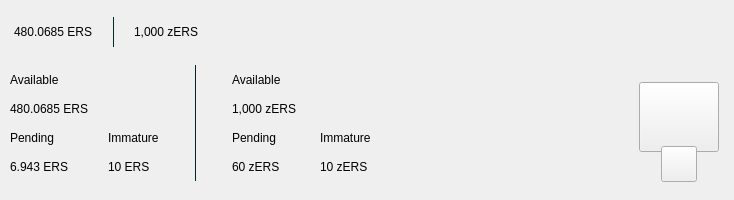
First picture: the form in src/qt/eros/forms/topbar.ui, repository ErosCore/ErosCore, before the edit.
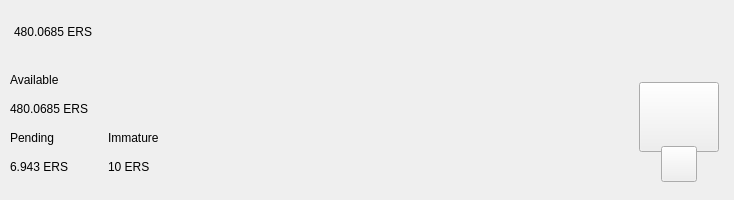
Second picture: the form after the edit. Custom widgets are drawn as their Qt base class.

Patch:
```diff
--- a/src/qt/eros/forms/topbar.ui
+++ b/src/qt/eros/forms/topbar.ui
@@ -123,75 +123,6 @@
               </property>
              </widget>
             </item>
-            <item>
-             <spacer name="horizontalSpacer_11">
-              <property name="orientation">
-               <enum>Qt::Horizontal</enum>
-              </property>
-              <property name="sizeType">
-               <enum>QSizePolicy::Fixed</enum>
-              </property>
-              <property name="sizeHint" stdset="0">
-               <size>
-                <width>20</width>
-                <height>20</height>
-               </size>
-              </property>
-             </spacer>
-            </item>
-            <item alignment="Qt::AlignVCenter">
-             <widget class="QLabel" name="typeSpacerTop">
-              <property name="minimumSize">
-               <size>
-                <width>1</width>
-                <height>30</height>
-               </size>
-              </property>
-              <property name="maximumSize">
-               <size>
-                <width>1</width>
-                <height>30</height>
-               </size>
-              </property>
-              <property name="styleSheet">
-               <string notr="true">background-color:#022828;
-padding:0px;
-border:none;</string>
-              </property>
-              <property name="text">
-               <string/>
-              </property>
-             </widget>
-            </item>
-            <item>
-             <spacer name="horizontalSpacer_12">
-              <property name="orientation">
-               <enum>Qt::Horizontal</enum>
-              </property>
-              <property name="sizeType">
-               <enum>QSizePolicy::Fixed</enum>
-              </property>
-              <property name="sizeHint" stdset="0">
-               <size>
-                <width>20</width>
-                <height>20</height>
-               </size>
-              </property>
-             </spacer>
-            </item>
-            <item alignment="Qt::AlignTop">
-             <widget class="QLabel" name="labelAmountTopzErs">
-              <property name="minimumSize">
-               <size>
-                <width>0</width>
-                <height>36</height>
-               </size>
-              </property>
-              <property name="text">
-               <string notr="true">1,000 zERS</string>
-              </property>
-             </widget>
-            </item>
            </layout>
           </widget>
          </item>
@@ -465,128 +396,6 @@
              </item>
             </layout>
            </item>
-           <item>
-            <widget class="QLabel" name="typeSpacerExpanded">
-             <property name="minimumSize">
-              <size>
-               <width>1</width>
-               <height>100</height>
-              </size>
-             </property>
-             <property name="maximumSize">
-              <size>
-               <width>1</width>
-               <height>16777215</height>
-              </size>
-             </property>
-             <property name="styleSheet">
-              <string notr="true">background-color:#022828;
-padding:0px;
-border:none;</string>
-             </property>
-             <property name="text">
-              <string/>
-             </property>
-            </widget>
-           </item>
-           <item>
-            <widget class="QWidget" name="zerocoinBalances" native="true">
-             <layout class="QVBoxLayout" name="verticalLayout_8">
-              <property name="spacing">
-               <number>0</number>
-              </property>
-              <property name="leftMargin">
-               <number>30</number>
-              </property>
-              <property name="topMargin">
-               <number>0</number>
-              </property>
-              <property name="rightMargin">
-               <number>0</number>
-              </property>
-              <property name="bottomMargin">
-               <number>0</number>
-              </property>
-              <item>
-               <layout class="QVBoxLayout" name="verticalLayout">
-                <item>
-                 <widget class="QLabel" name="labelTitleAvailablezErs">
-                  <property name="text">
-                   <string>Available</string>
-                  </property>
-                 </widget>
-                </item>
-                <item>
-                 <widget class="QLabel" name="labelAvailablezErs">
-                  <property name="text">
-                   <string notr="true">1,000 zERS</string>
-                  </property>
-                 </widget>
-                </item>
-               </layout>
-              </item>
-              <item>
-               <layout class="QHBoxLayout" name="horizontalLayout">
-                <property name="spacing">
-                 <number>0</number>
-                </property>
-                <item>
-                 <layout class="QVBoxLayout" name="verticalLayout_5">
-                  <item>
-                   <widget class="QLabel" name="labelTitlePendingzErs">
-                    <property name="text">
-                     <string>Pending</string>
-                    </property>
-                   </widget>
-                  </item>
-                  <item>
-                   <widget class="QLabel" name="labelPendingzErs">
-                    <property name="text">
-                     <string notr="true">60 zERS</string>
-                    </property>
-                   </widget>
-                  </item>
-                 </layout>
-                </item>
-                <item>
-                 <spacer name="horizontalSpacer_4">
-                  <property name="orientation">
-                   <enum>Qt::Horizontal</enum>
-                  </property>
-                  <property name="sizeType">
-                   <enum>QSizePolicy::Fixed</enum>
-                  </property>
-                  <property name="sizeHint" stdset="0">
-                   <size>
-                    <width>40</width>
-                    <height>20</height>
-                   </size>
-                  </property>
-                 </spacer>
-                </item>
-                <item>
-                 <layout class="QVBoxLayout" name="verticalLayout_6">
-                  <item>
-                   <widget class="QLabel" name="labelTitleImmaturezErs">
-                    <property name="text">
-                     <string>Immature</string>
-                    </property>
-                   </widget>
-                  </item>
-                  <item>
-                   <widget class="QLabel" name="labelImmaturezErs">
-                    <property name="text">
-                     <string notr="true">10 zERS</string>
-                    </property>
-                   </widget>
-                  </item>
-                 </layout>
-                </item>
-               </layout>
-              </item>
-             </layout>
-            </widget>
-           </item>
           </layout>
          </item>
          <item>
```
Left out of the diff: 12 changed lines with no effect on the pictures.
